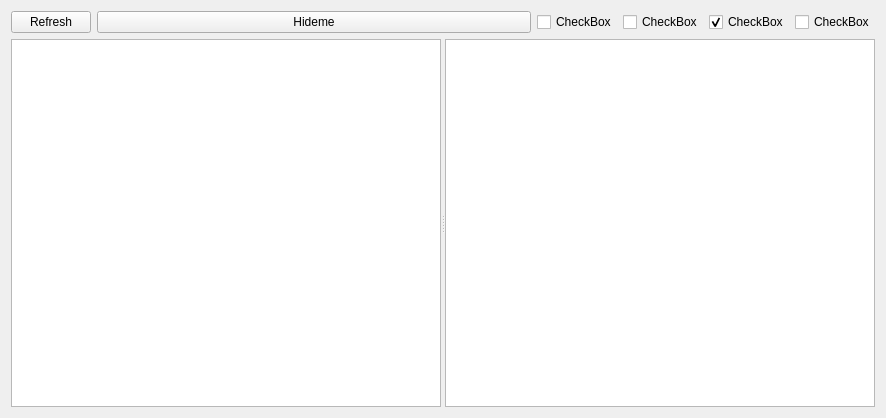
Old version of the form Plugins/GUI/x4c_gui_viewer_tab.ui in the repository bvbohnen/X4_Customizer.
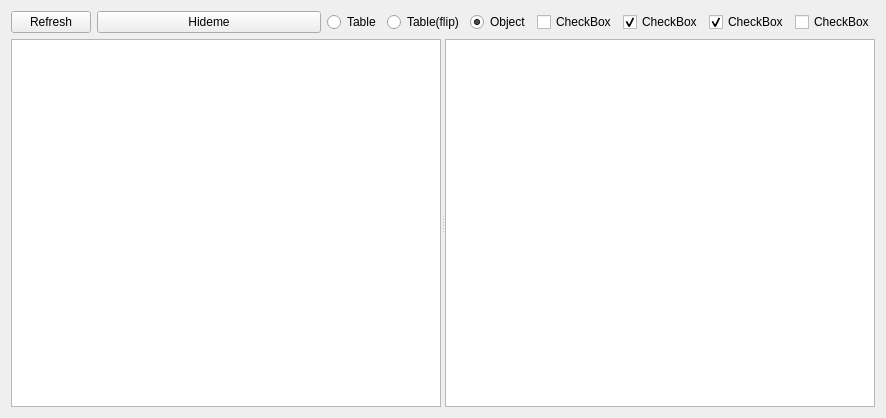
New version of the form.

Diff of the .ui file:
```diff
--- a/Plugins/GUI/x4c_gui_viewer_tab.ui
+++ b/Plugins/GUI/x4c_gui_viewer_tab.ui
@@ -17,7 +17,7 @@
    <item row="0" column="0">
     <layout class="QGridLayout" name="gridLayout">
      <item row="0" column="0">
-      <layout class="QHBoxLayout" name="horizontalLayout" stretch="0,1,0,0,0,0">
+      <layout class="QHBoxLayout" name="horizontalLayout" stretch="0,1,0,0,0,0,0,0,0">
        <item>
         <widget class="QPushButton" name="widget_Table_Update">
          <property name="text">
@@ -35,6 +35,30 @@
          </property>
         </widget>
        </item>
+       <item>
+        <widget class="QRadioButton" name="button_view_table">
+         <property name="text">
+          <string>Table</string>
+         </property>
+        </widget>
+       </item>
+       <item>
+        <widget class="QRadioButton" name="button_view_table_flip">
+         <property name="text">
+          <string>Table(flip)</string>
+         </property>
+        </widget>
+       </item>
+       <item>
+        <widget class="QRadioButton" name="button_view_object">
+         <property name="text">
+          <string>Object</string>
+         </property>
+         <property name="checked">
+          <bool>true</bool>
+         </property>
+        </widget>
+       </item>
        <item>
         <widget class="QCheckBox" name="widget_table_checkBox_0">
          <property name="text">
@@ -47,6 +71,9 @@
          <property name="text">
           <string>CheckBox</string>
          </property>
+         <property name="checked">
+          <bool>true</bool>
+         </property>
         </widget>
        </item>
        <item>
```
Left out of the diff: 9 changed lines with no effect on the pictures.
